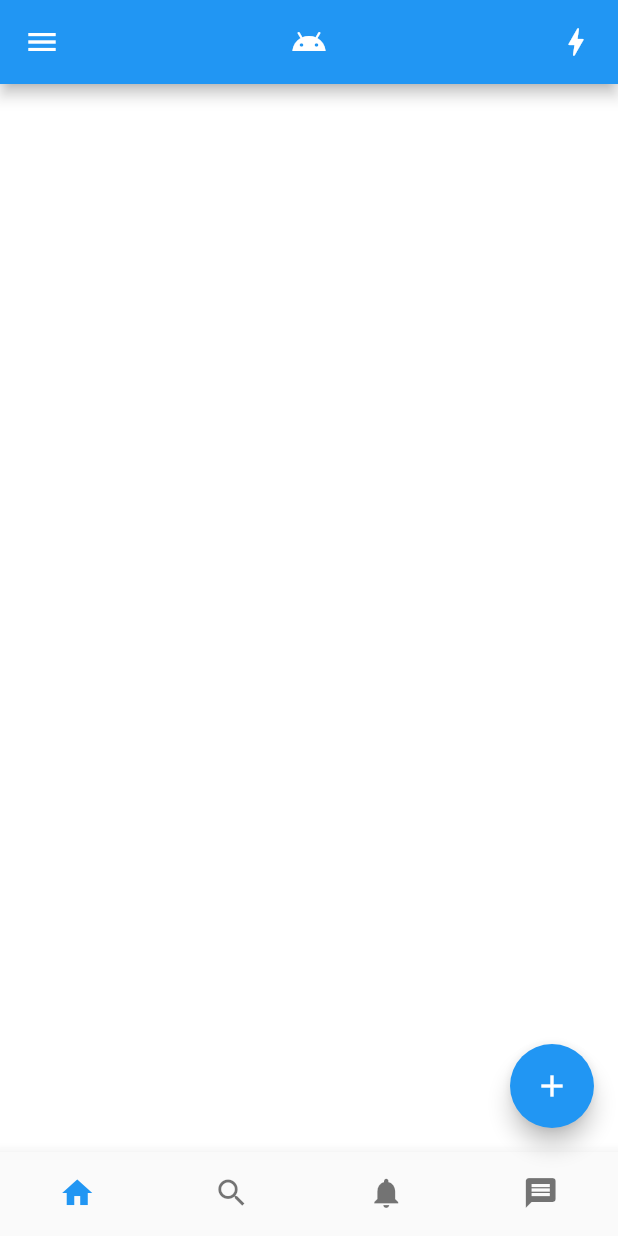
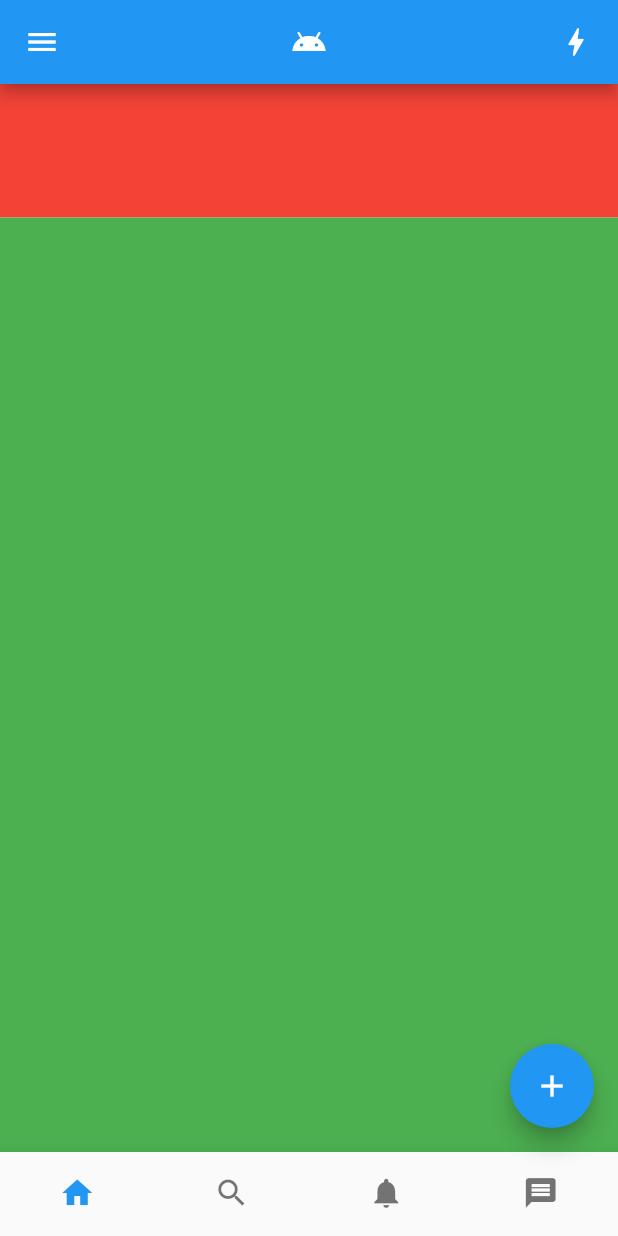
Before and after one commit to syu-kwsk/ftwitter, a Flutter app: the screen it shows after launch, on a phone screen of 412 x 824 dp. Run offline on Flutter 3.47's test engine with Material 2 defaults, Android fonts, the phone set to English and light mode, and no system bars.

Commit message:
Separate body

```diff
--- a/lib/main.dart
+++ b/lib/main.dart
@@ -25,8 +25,21 @@ class MyApp extends StatelessWidget {
           ),
         ),
 
-        body: Container(
-          color: Colors.white,
+        body: Column(
+          children: [
+            Expanded(
+              flex: 1,
+              child: Container(
+                color: Colors.red,
+              ),
+            ),
+            Expanded(
+              flex: 7,
+              child: Container(
+                color: Colors.green,
+              ),
+            ),
+          ],
         ),
         floatingActionButton: FloatingActionButton(
           child: Icon(Icons.add),
```
